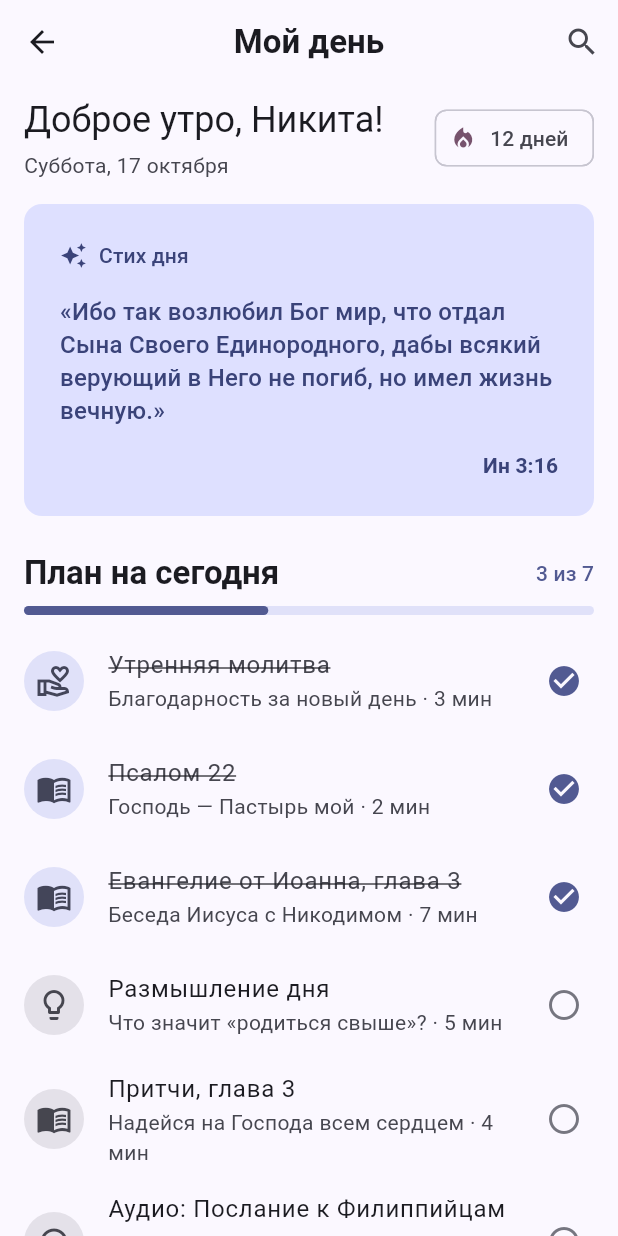
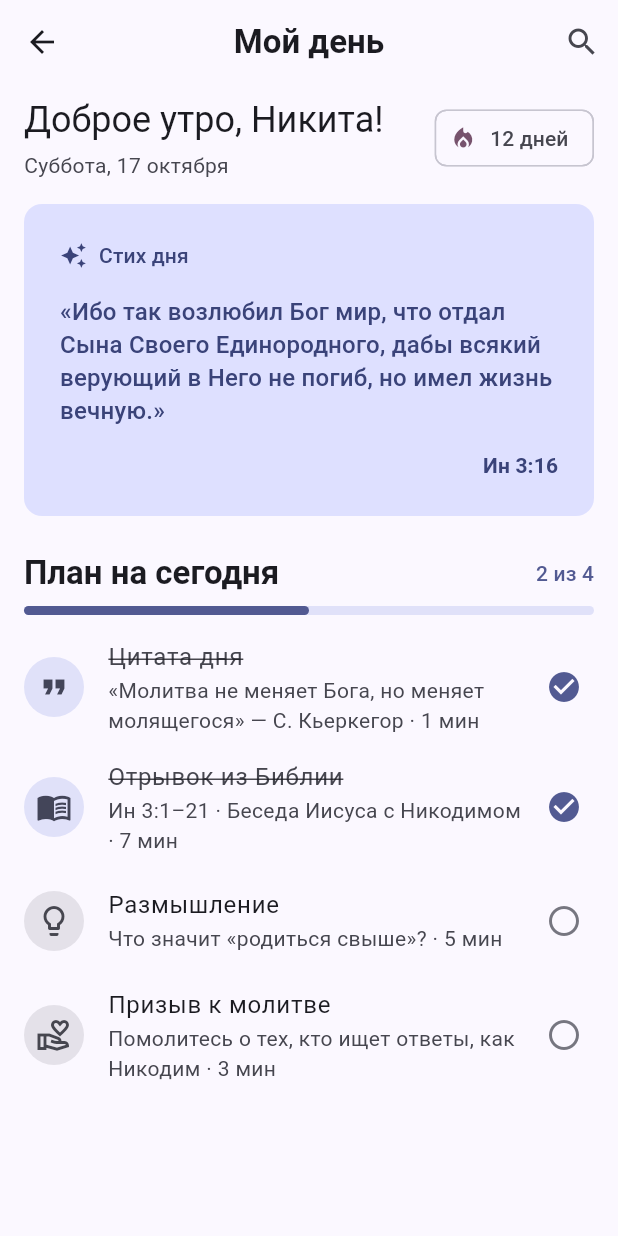
Before and after one commit to NichitaOrmanji/bibly_app, a Flutter app: the MyDayScreen screen opened directly, on a phone screen of 412 x 824 dp. Run offline on Flutter 3.47's test engine with Material 3 defaults, Android fonts, the phone set to English and light mode, and no system bars.

Commit message:
«Мой день»: план из 4 шагов — цитата, отрывок, размышление, молитва

```diff
--- a/lib/data/mock_data.dart
+++ b/lib/data/mock_data.dart
@@ -22,50 +22,33 @@ class MockData {
     reference: 'Ин 3:16',
   );
 
+  /// План на день — всегда 4 шага в одном порядке:
+  /// цитата → отрывок из Библии → размышление → призыв к молитве.
   static const List<DailyTask> todayPlan = [
     DailyTask(
-      title: 'Утренняя молитва',
-      subtitle: 'Благодарность за новый день',
-      minutes: 3,
-      type: DailyTaskType.prayer,
+      title: 'Цитата дня',
+      subtitle: '«Молитва не меняет Бога, но меняет молящегося» — С. Кьеркегор',
+      minutes: 1,
+      type: DailyTaskType.quote,
       isDone: true,
     ),
     DailyTask(
-      title: 'Псалом 22',
-      subtitle: 'Господь — Пастырь мой',
-      minutes: 2,
-      type: DailyTaskType.reading,
-      isDone: true,
-    ),
-    DailyTask(
-      title: 'Евангелие от Иоанна, глава 3',
-      subtitle: 'Беседа Иисуса с Никодимом',
+      title: 'Отрывок из Библии',
+      subtitle: 'Ин 3:1–21 · Беседа Иисуса с Никодимом',
       minutes: 7,
       type: DailyTaskType.reading,
       isDone: true,
     ),
     DailyTask(
-      title: 'Размышление дня',
+      title: 'Размышление',
       subtitle: 'Что значит «родиться свыше»?',
       minutes: 5,
       type: DailyTaskType.reflection,
     ),
     DailyTask(
-      title: 'Притчи, глава 3',
-      subtitle: 'Надейся на Господа всем сердцем',
-      minutes: 4,
-      type: DailyTaskType.reading,
-    ),
-    DailyTask(
-      title: 'Аудио: Послание к Филиппийцам 4',
-      subtitle: 'Радуйтесь всегда в Господе',
-      minutes: 6,
-      type: DailyTaskType.audio,
-    ),
-    DailyTask(
-      title: 'Вечерняя молитва',
-      subtitle: 'Итоги дня и молитва за близких',
-      minutes: 5,
+      title: 'Призыв к молитве',
+      subtitle: 'Помолитесь о тех, кто ищет ответы, как Никодим',
+      minutes: 3,
       type: DailyTaskType.prayer,
     ),
   ];
--- a/lib/models/daily_task.dart
+++ b/lib/models/daily_task.dart
@@ -1,7 +1,8 @@
 /// Вид пункта ежедневного плана — по нему выбирается иконка.
-enum DailyTaskType { reading, prayer, reflection, audio }
+enum DailyTaskType { quote, reading, reflection, prayer }
 
-/// Пункт плана на день: чтение, молитва, размышление или аудио.
+/// Пункт плана на день: цитата, отрывок из Библии, размышление
+/// или призыв к молитве.
 class DailyTask {
   final String title;
   final String subtitle;
--- a/lib/widgets/daily_task_tile.dart
+++ b/lib/widgets/daily_task_tile.dart
@@ -6,19 +6,20 @@ import '../models/daily_task.dart';
 /// и отметка выполнения. Отметка статическая — берётся из данных.
 class DailyTaskTile extends StatelessWidget {
   final DailyTask task;
+  final VoidCallback? onTap;
 
-  const DailyTaskTile({super.key, required this.task});
+  const DailyTaskTile({super.key, required this.task, this.onTap});
 
   static IconData _iconFor(DailyTaskType type) {
     switch (type) {
+      case DailyTaskType.quote:
+        return Icons.format_quote;
       case DailyTaskType.reading:
         return Icons.menu_book_outlined;
+      case DailyTaskType.reflection:
+        return Icons.lightbulb_outline;
       case DailyTaskType.prayer:
         return Icons.volunteer_activism_outlined;
-      case DailyTaskType.reflection:
-        return Icons.lightbulb_outline;
-      case DailyTaskType.audio:
-        return Icons.headphones_outlined;
     }
   }
 
@@ -52,6 +53,7 @@ class DailyTaskTile extends StatelessWidget {
         task.isDone ? Icons.check_circle : Icons.radio_button_unchecked,
         color: task.isDone ? scheme.primary : scheme.outline,
       ),
+      onTap: onTap,
     );
   }
 }
```
Also changed, not shown: 2 other files.
